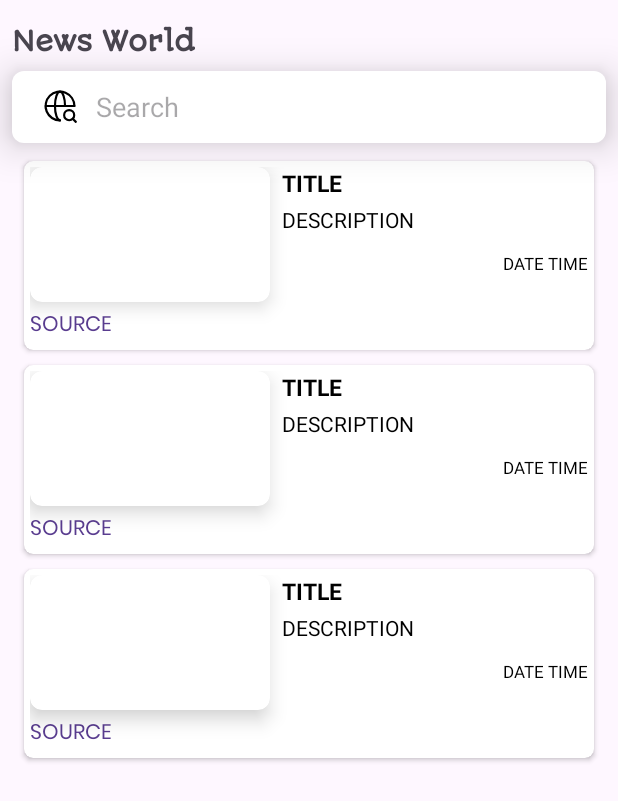
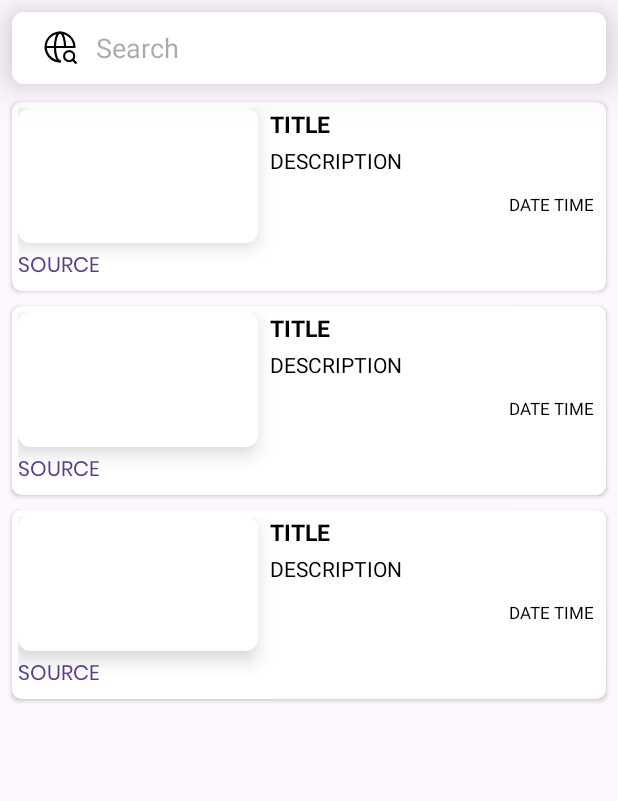
Before and after one commit to manikbora/MyNewsApp, an Android app: the layout fragment_search_news.xml on its own in the app's theme, with its tools: preview values and no code run, on a phone screen of 412 x 824 dp. Shown: the top 801 px of the screen. Run offline under Robolectric (Android 15) with nearby library versions, the phone set to English and light mode, and no system bars.

Commit message:
Code Refactored

```diff
--- a/app/src/main/res/layout/fragment_search_news.xml
+++ b/app/src/main/res/layout/fragment_search_news.xml
@@ -10,6 +10,7 @@
         android:id="@+id/et_search"
         android:layout_width="0dp"
         android:layout_height="wrap_content"
+        android:layout_marginStart="8dp"
         android:layout_marginTop="8dp"
         android:layout_marginEnd="8dp"
         android:background="@drawable/searchview_background"
@@ -19,19 +20,6 @@
         android:queryHint="Search"
         android:searchIcon="@drawable/search"
         app:layout_constraintEnd_toEndOf="parent"
-        app:layout_constraintStart_toStartOf="@+id/tv_search"
-        app:layout_constraintTop_toBottomOf="@+id/tv_search" />
-
-    <TextView
-        android:id="@+id/tv_search"
-        android:layout_width="wrap_content"
-        android:layout_height="wrap_content"
-        android:layout_marginStart="8dp"
-        android:layout_marginTop="16dp"
-        android:fontFamily="@font/autour_one"
-        android:text="@string/news_world"
-        android:textSize="18sp"
-        android:textStyle="bold"
         app:layout_constraintStart_toStartOf="parent"
         app:layout_constraintTop_toTopOf="parent" />
 
--- a/app/src/main/res/layout/item_news.xml
+++ b/app/src/main/res/layout/item_news.xml
@@ -3,7 +3,7 @@
     xmlns:app="http://schemas.android.com/apk/res-auto"
     android:layout_width="match_parent"
     android:layout_height="wrap_content"
-    android:layout_marginHorizontal="16dp"
+    android:layout_marginHorizontal="8dp"
     android:layout_marginTop="4dp"
     android:layout_marginBottom="6dp"
     app:cardCornerRadius="6dp"
@@ -26,8 +26,8 @@
                 android:id="@+id/iv_article_image"
                 android:layout_width="160dp"
                 android:layout_height="90dp"
-                android:scaleType="centerCrop"
-                android:contentDescription="@string/news_image"/>
+                android:contentDescription="@string/news_image"
+                android:scaleType="centerCrop" />
         </androidx.cardview.widget.CardView>
 
         <TextView
@@ -74,8 +74,8 @@
             android:id="@+id/tv_date_time"
             android:layout_width="wrap_content"
             android:layout_height="wrap_content"
-            android:layout_marginStart="8dp"
             android:layout_marginTop="12dp"
+            android:layout_marginEnd="4dp"
             android:text="@string/date_time"
             android:textColor="@color/black"
             android:textSize="11sp"
--- a/app/src/main/res/values/strings.xml
+++ b/app/src/main/res/values/strings.xml
@@ -1,7 +1,5 @@
 <resources>
     <string name="app_name">MyNewsApp</string>
-    <!-- TODO: Remove or change this placeholder text -->
-    <string name="hello_blank_fragment">Hello blank fragment</string>
     <string name="source">SOURCE</string>
     <string name="title">TITLE</string>
     <string name="description">DESCRIPTION</string>
```
Also changed, not shown: app/src/main/java/com/manikbora/mynewsapp/ui/adapters/NewsAdapter.kt (+11 -1 lines), app/src/main/java/com/manikbora/mynewsapp/ui/fragments/SearchNewsFragment.kt (+11 -3 lines).
